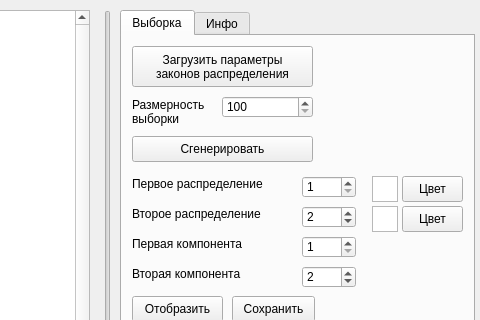
lifchicker/pattern-recognition-lab-5, file mainwindow.ui: the form before one commit; both pictures show x 320 to 800 and y 0 to 320 of the 800 by 440 pixel window.
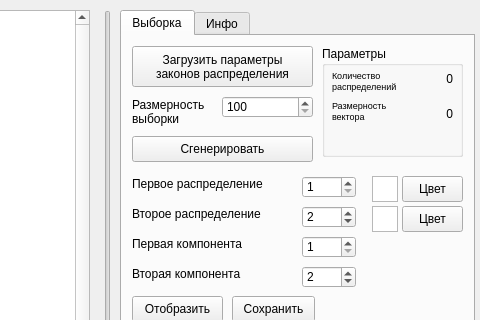
The form after the commit.

Commit message:
I think it work's right.
Added labels showing number of distributions and dimention of X.
Now program don't return errors when exiting.
Change logic structure of the selection array: now we have array of (m)
of (selectionSize) double values.

What changed in the file:
```diff
--- a/mainwindow.ui
+++ b/mainwindow.ui
@@ -450,6 +450,87 @@
        <set>Qt::AlignLeading|Qt::AlignLeft|Qt::AlignTop</set>
       </property>
      </widget>
+     <widget class="QGroupBox" name="groupBox_3">
+      <property name="geometry">
+       <rect>
+        <x>200</x>
+        <y>10</y>
+        <width>141</width>
+        <height>111</height>
+       </rect>
+      </property>
+      <property name="title">
+       <string>Параметры</string>
+      </property>
+      <widget class="QLabel" name="label_18">
+       <property name="geometry">
+        <rect>
+         <x>10</x>
+         <y>20</y>
+         <width>81</width>
+         <height>31</height>
+        </rect>
+       </property>
+       <property name="text">
+        <string>&lt;!DOCTYPE HTML PUBLIC &quot;-//W3C//DTD HTML 4.0//EN&quot; &quot;http://www.w3.org/TR/REC-html40/strict.dtd&quot;&gt;
+&lt;html&gt;&lt;head&gt;&lt;meta name=&quot;qrichtext&quot; content=&quot;1&quot; /&gt;&lt;style type=&quot;text/css&quot;&gt;
+p, li { white-space: pre-wrap; }
+&lt;/style&gt;&lt;/head&gt;&lt;body style=&quot; font-family:'Sans Serif'; font-size:9pt; font-weight:400; font-style:normal;&quot;&gt;
+&lt;p style=&quot; margin-top:0px; margin-bottom:0px; margin-left:0px; margin-right:0px; -qt-block-indent:0; text-indent:0px;&quot;&gt;&lt;span style=&quot; font-size:7pt;&quot;&gt;Количество&lt;/span&gt;&lt;/p&gt;
+&lt;p style=&quot; margin-top:0px; margin-bottom:0px; margin-left:0px; margin-right:0px; -qt-block-indent:0; text-indent:0px;&quot;&gt;&lt;span style=&quot; font-size:7pt;&quot;&gt;распределений&lt;/span&gt;&lt;/p&gt;&lt;/body&gt;&lt;/html&gt;</string>
+       </property>
+      </widget>
+      <widget class="QLabel" name="label_numberOfDistributions">
+       <property name="geometry">
+        <rect>
+         <x>90</x>
+         <y>25</y>
+         <width>41</width>
+         <height>16</height>
+        </rect>
+       </property>
+       <property name="text">
+        <string>0</string>
+       </property>
+       <property name="alignment">
+        <set>Qt::AlignRight|Qt::AlignTrailing|Qt::AlignVCenter</set>
+       </property>
+      </widget>
+      <widget class="QLabel" name="label_20">
+       <property name="geometry">
+        <rect>
+         <x>10</x>
+         <y>50</y>
+         <width>71</width>
+         <height>31</height>
+        </rect>
+       </property>
+       <property name="text">
+        <string>&lt;!DOCTYPE HTML PUBLIC &quot;-//W3C//DTD HTML 4.0//EN&quot; &quot;http://www.w3.org/TR/REC-html40/strict.dtd&quot;&gt;
+&lt;html&gt;&lt;head&gt;&lt;meta name=&quot;qrichtext&quot; content=&quot;1&quot; /&gt;&lt;style type=&quot;text/css&quot;&gt;
+p, li { white-space: pre-wrap; }
+&lt;/style&gt;&lt;/head&gt;&lt;body style=&quot; font-family:'Sans Serif'; font-size:9pt; font-weight:400; font-style:normal;&quot;&gt;
+&lt;p style=&quot; margin-top:0px; margin-bottom:0px; margin-left:0px; margin-right:0px; -qt-block-indent:0; text-indent:0px;&quot;&gt;&lt;span style=&quot; font-size:7pt;&quot;&gt;Размерность&lt;/span&gt;&lt;/p&gt;
+&lt;p style=&quot; margin-top:0px; margin-bottom:0px; margin-left:0px; margin-right:0px; -qt-block-indent:0; text-indent:0px;&quot;&gt;&lt;span style=&quot; font-size:7pt;&quot;&gt;вектора&lt;/span&gt;&lt;/p&gt;&lt;/body&gt;&lt;/html&gt;</string>
+       </property>
+      </widget>
+      <widget class="QLabel" name="label_m">
+       <property name="geometry">
+        <rect>
+         <x>90</x>
+         <y>60</y>
+         <width>41</width>
+         <height>16</height>
+        </rect>
+       </property>
+       <property name="text">
+        <string>0</string>
+       </property>
+       <property name="alignment">
+        <set>Qt::AlignRight|Qt::AlignTrailing|Qt::AlignVCenter</set>
+       </property>
+      </widget>
+     </widget>
     </widget>
     <widget class="QWidget" name="tab_2">
      <attribute name="title">
```
The commit also changes 3 other files.
